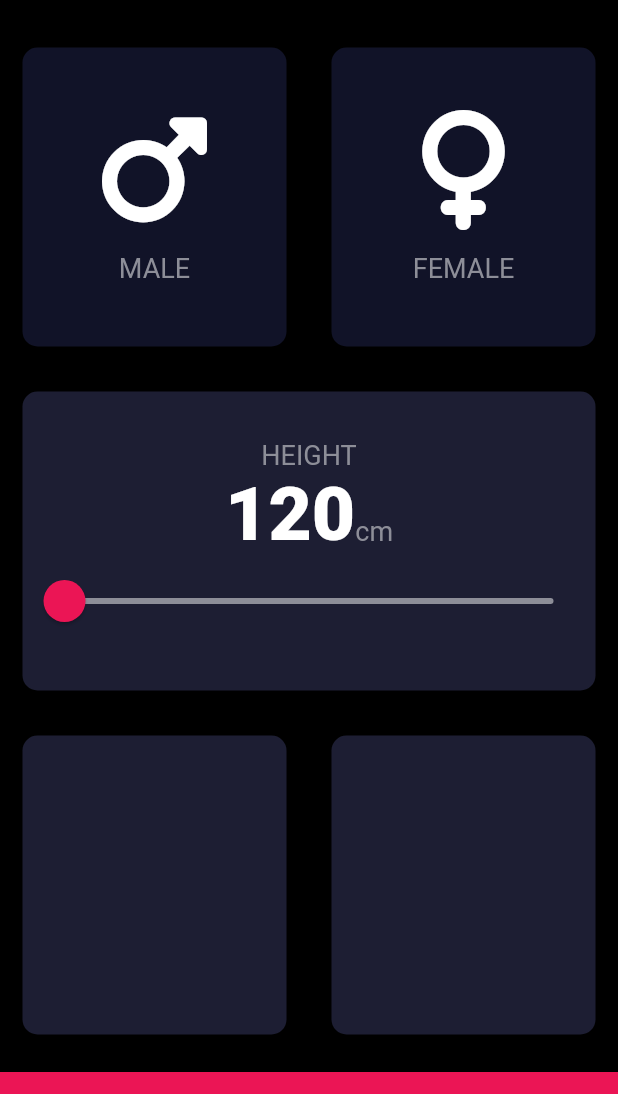
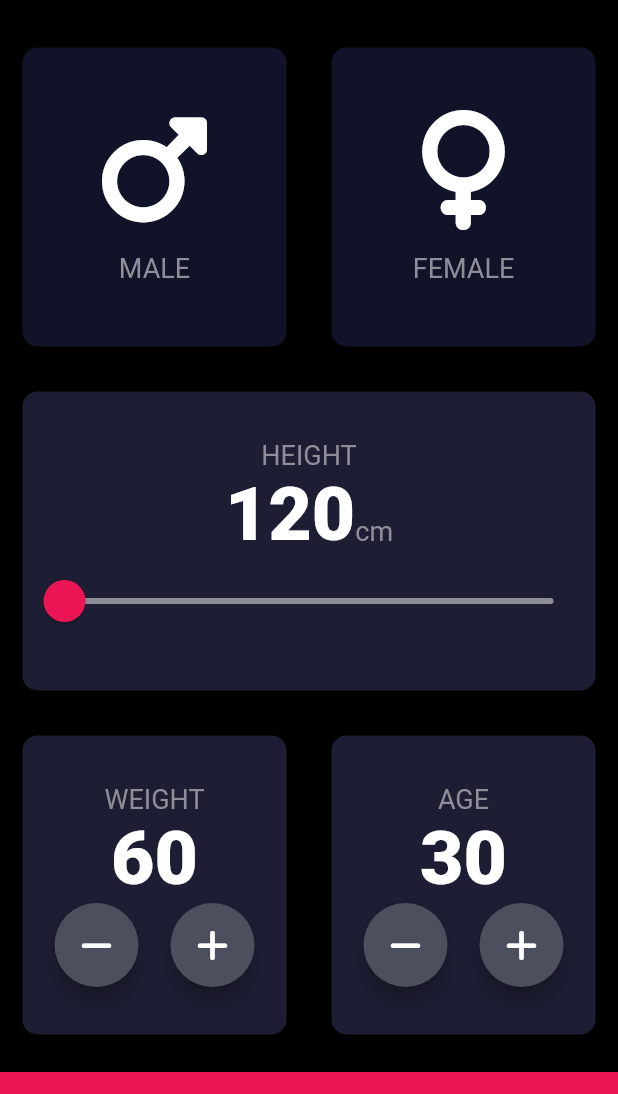
Before and after one commit to agata-miko/bmi_calc, a Flutter app: the screen it shows after launch, on a phone screen of 412 x 824 dp, the part 59-1153 px from its top. Run offline on Flutter 3.47's test engine with Material 2 defaults, Android fonts, the phone set to English and light mode, and no system bars; our stand-ins replace font_awesome_flutter.

Commit message:
unit 132 - round_icon_button added

```diff
--- a/lib/screens/input_page.dart
+++ b/lib/screens/input_page.dart
@@ -4,6 +4,7 @@ import 'package:font_awesome_flutter/font_awesome_flutter.dart';
 import '../widgets/reusable_card.dart';
 import '../widgets/gender_card.dart';
 import '../constants.dart';
+import '../widgets/round_icon_button.dart';
 
 enum Gender {
   male,
@@ -11,6 +12,8 @@ enum Gender {
 }
 
 int height = 120;
+int weight = 60;
+int age = 30;
 
 class InputPage extends StatefulWidget {
   @override
@@ -117,10 +120,79 @@ class _InputPageState extends State<InputPage> {
             child: Row(
               children: <Widget>[
                 Expanded(
-                  child: ReusableCard(),
+                  child: ReusableCard(
+                    cardChild: Column(
+                      mainAxisAlignment: MainAxisAlignment.center,
+                      children: <Widget>[
+                        Text(
+                          'WEIGHT',
+                          style: kLabelTextStyle,
+                        ),
+                        Text(
+                          weight.toString(),
+                          style: kNumberStyle,
+                        ),
+                        Row(
+                          mainAxisAlignment: MainAxisAlignment.spaceEvenly,
+                          children: <Widget>[
+                            RoundIconButton(
+                              icon: FontAwesomeIcons.minus,
+                              onTapFunction: () {
+                                setState(() {
+                                  weight--;
+                                });
+                              },
+                            ),
+                            RoundIconButton(
+                              icon: FontAwesomeIcons.plus,
+                              onTapFunction: () {
+                                setState(() {
+                                  weight++;
+                                });
+                              },
+                            ),
+                          ],
+                        ),
+                      ],
+                    ),
+                  ),
                 ),
                 Expanded(
-                  child: ReusableCard(),
+                  child: ReusableCard(
+                      cardChild: Column(
+                    mainAxisAlignment: MainAxisAlignment.center,
+                    children: <Widget>[
+                      Text(
+                        'AGE',
+                        style: kLabelTextStyle,
+                      ),
+                      Text(
+                        age.toString(),
+                        style: kNumberStyle,
+                      ),
+                      Row(
+                        mainAxisAlignment: MainAxisAlignment.spaceEvenly,
+                        children: <Widget>[
+                          RoundIconButton(
+                            icon: FontAwesomeIcons.minus,
+                            onTapFunction: () {
+                              setState(() {
+                                age--;
+                              });
+                            },
+                          ),
+                          RoundIconButton(
+                            icon: FontAwesomeIcons.plus,
+                            onTapFunction: () {
+                              setState(() {
+                                age++;
+                              });
+                            },
+                          ),
+                        ],
+                      ),
+                    ],
+                  )),
                 ),
               ],
             ),
--- /dev/null
+++ b/lib/widgets/round_icon_button.dart
@@ -0,0 +1,25 @@
+import 'package:flutter/material.dart';
+
+class RoundIconButton extends StatelessWidget {
+  late IconData icon;
+  VoidCallback? onTapFunction;
+  RoundIconButton({required this.icon, this.onTapFunction});
+
+  @override
+  Widget build(BuildContext context) {
+    return RawMaterialButton(
+      constraints: BoxConstraints.tightFor(
+        width: 56.0,
+        height: 56.0,
+      ),
+      elevation: 6.0,
+      shape: CircleBorder(),
+      fillColor: Color(0xFF4C4F5E),
+      onPressed: onTapFunction,
+      child: Icon(
+        icon,
+        color: Colors.white,
+      ),
+    );
+  }
+}
```
